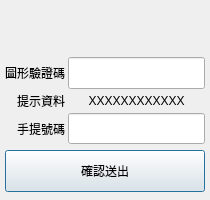
Above: resources/ui/Ui_TwAdv.ui from starmcc/qs-beanfun-5 before the change. Below: the same form after it.
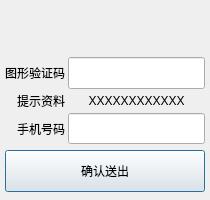
That is the form after the change.

```diff
--- a/resources/ui/Ui_TwAdv.ui
+++ b/resources/ui/Ui_TwAdv.ui
@@ -71,7 +71,7 @@
      <item row="0" column="0">
       <widget class="QLabel" name="label_3">
        <property name="text">
-        <string>圖形驗證碼</string>
+        <string>图形验证码</string>
        </property>
        <property name="alignment">
         <set>Qt::AlignRight|Qt::AlignTrailing|Qt::AlignVCenter</set>
@@ -102,7 +102,7 @@
      <item row="1" column="0">
       <widget class="QLabel" name="label_5">
        <property name="text">
-        <string>提示資料</string>
+        <string>提示资料</string>
        </property>
        <property name="alignment">
         <set>Qt::AlignRight|Qt::AlignTrailing|Qt::AlignVCenter</set>
@@ -133,7 +133,7 @@
      <item row="2" column="0">
       <widget class="QLabel" name="label_4">
        <property name="text">
-        <string>手提號碼</string>
+        <string>手机号码</string>
        </property>
        <property name="alignment">
         <set>Qt::AlignRight|Qt::AlignTrailing|Qt::AlignVCenter</set>
@@ -167,7 +167,7 @@
       </size>
      </property>
      <property name="text">
-      <string>確認送出</string>
+      <string>确认送出</string>
      </property>
     </widget>
    </item>
```
Left out of the diff: 2 changed lines with no effect on the pictures.
